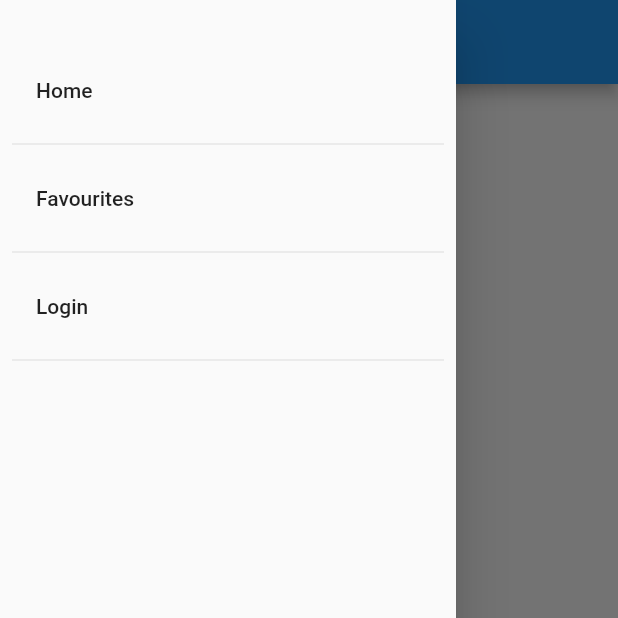
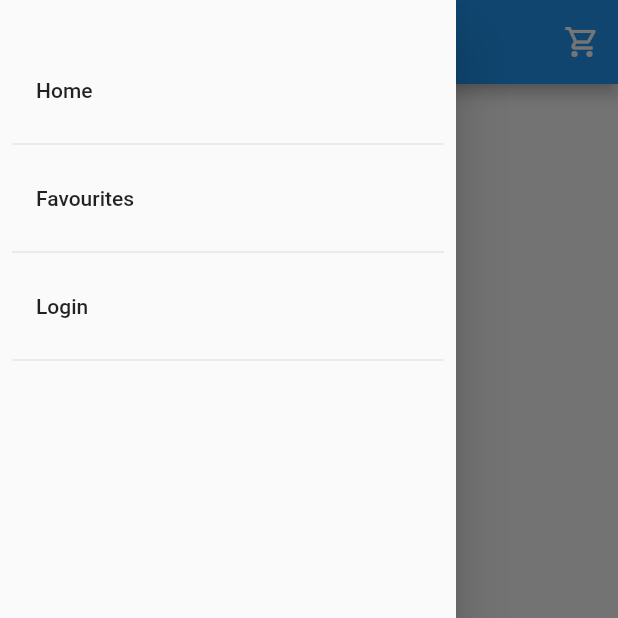
Before and after one commit to alona-tepukhina/ginger_shop, a Flutter app: the FavouritesPage screen opened by its route, with the side drawer open, on a phone screen of 412 x 824 dp, the top half of it. Run offline on Flutter 3.47's test engine with Material 2 defaults, Android fonts, the phone set to English and light mode, and no system bars; our stand-ins replace cloud_firestore, firebase_auth, firebase_core, font_awesome_flutter; accounts and stored records are empty.

```diff
--- a/lib/main.dart
+++ b/lib/main.dart
@@ -28,6 +28,7 @@ class MyApp extends StatelessWidget {
         ChangeNotifierProvider(create: (_) => CartModel())
       ],
       child: MaterialApp(
+        debugShowCheckedModeBanner: false,
         routes: {
           '/home': (context) => const HomePage(),
           '/favourites': (context) => const FavouritesPage(),
--- a/lib/screens/favourites_page.dart
+++ b/lib/screens/favourites_page.dart
@@ -6,6 +6,7 @@ import 'package:provider/provider.dart';
 import 'package:ginger_shop/db/user_dao.dart';
 import 'package:ginger_shop/ui/main_menu.dart';
 import 'package:ginger_shop/db/product.dart';
+import 'package:ginger_shop/utilities/constants.dart';
 
 class FavouritesPage extends StatelessWidget {
   const FavouritesPage({Key? key}) : super(key: key);
@@ -25,6 +26,14 @@ class FavouritesPage extends StatelessWidget {
       appBar: AppBar(
         title: const Text('Favourite products'),
         centerTitle: true,
+        actions: [
+          IconButton(
+            onPressed: () {
+              Navigator.pushNamed(context, '/cart');
+            },
+            icon: kShoppingCartIcon,
+          ),
+        ],
       ),
       body: StreamBuilder<QuerySnapshot>(
         //stream: FirebaseFirestore.instance.collection('products').snapshots(),
--- a/lib/screens/homepage.dart
+++ b/lib/screens/homepage.dart
@@ -2,6 +2,7 @@ import 'package:flutter/material.dart';
 import 'package:cloud_firestore/cloud_firestore.dart';
 import 'package:ginger_shop/screens/add_product.dart';
 import 'package:ginger_shop/ui/product_item.dart';
+import 'package:ginger_shop/utilities/constants.dart';
 import 'package:provider/provider.dart';
 import 'package:ginger_shop/db/user_dao.dart';
 import 'package:ginger_shop/ui/main_menu.dart';
@@ -34,7 +35,7 @@ class HomePage extends StatelessWidget {
               onPressed: () {
                 Navigator.pushNamed(context, '/cart');
               },
-              icon: const Icon(Icons.shopping_cart)),
+              icon: kShoppingCartIcon),
         ],
       ),
       body: StreamBuilder<QuerySnapshot>(
--- a/lib/ui/product_item.dart
+++ b/lib/ui/product_item.dart
@@ -149,7 +149,8 @@ class _ProductItemState extends State<ProductItem> {
                               onPressed: () {
                                 cart.add(product: product);
                               },
-                              icon: const Icon(Icons.shopping_cart_outlined),
+                              //icon: const Icon(Icons.shopping_cart_outlined),
+                              icon: kShoppingCartIcon,
                             ),
                             IconButton(
                                 iconSize: 18,
--- a/lib/utilities/constants.dart
+++ b/lib/utilities/constants.dart
@@ -1,4 +1,5 @@
 import 'package:flutter/material.dart';
+import 'package:font_awesome_flutter/font_awesome_flutter.dart';
 
 const kDivider = Divider(
   thickness: 2,
@@ -20,3 +21,7 @@ const kPreviewImageHeight = 76.0;
 final kDefaultListImagePlaceholder =
     //Image.asset('images/pngtree_placeholder_120px.png');
     Image.asset('images/ginger-cat-720.png');
+
+//const kShoppingCartIcon = FaIcon(FontAwesomeIcons.bagShopping);
+const kShoppingCartIcon = Icon(Icons.shopping_cart_outlined);
+//icon: const Icon(Icons.shopping_cart)),
```
Also changed, not shown: lib/screens/cart_screen.dart (+8 -7 lines), lib/screens/product_page.dart (+6 -10 lines).
